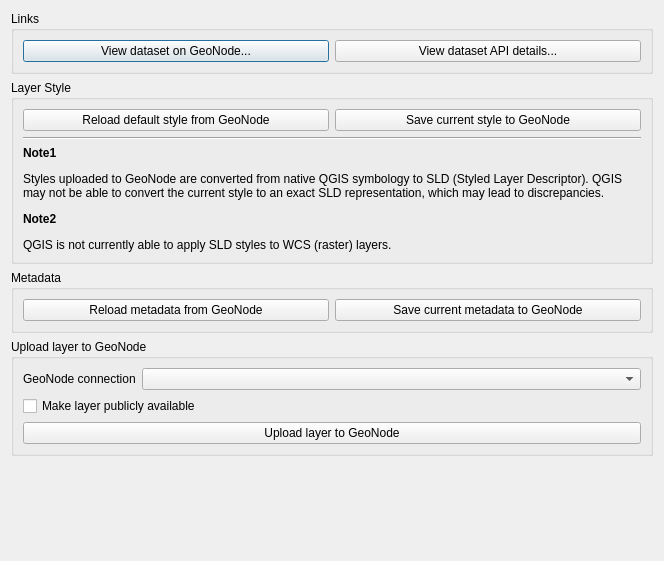
The window that src/qgis_geonode/ui/qgis_geonode_layer_dialog.ui (GeoNode/QGISGeoNodePlugin) describes before a commit, drawn with Qt 5.
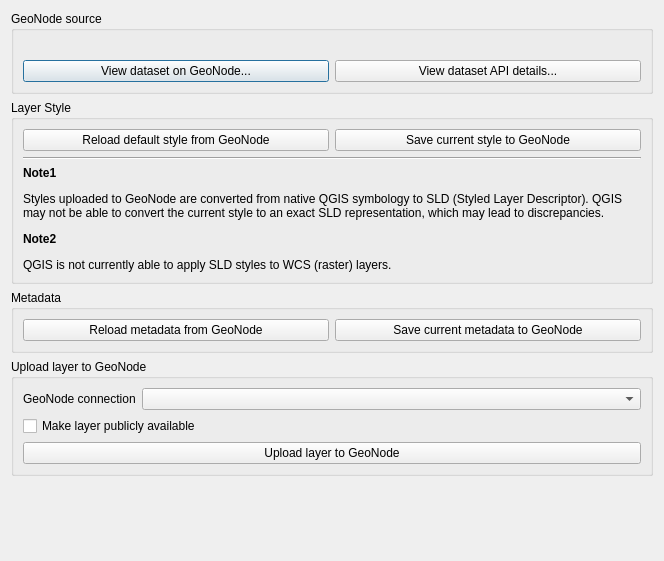
The same window after the commit. Custom widgets are drawn as their Qt base class.

Commit message: Remove upload section for layers loaded from a connection

```diff
--- a/src/qgis_geonode/ui/qgis_geonode_layer_dialog.ui
+++ b/src/qgis_geonode/ui/qgis_geonode_layer_dialog.ui
@@ -17,11 +17,23 @@
    <item>
     <widget class="QgsCollapsibleGroupBox" name="links_gb">
      <property name="title">
-      <string>Links</string>
+      <string>GeoNode source</string>
      </property>
      <property name="collapsed">
       <bool>false</bool>
      </property>
+     <layout class="QVBoxLayout" name="verticalLayout_5">
+      <item>
+       <widget class="QLabel" name="source_connection_la">
+        <property name="text">
+         <string/>
+        </property>
+        <property name="wordWrap">
+         <bool>true</bool>
+        </property>
+       </widget>
+      </item>
+      <item>
      <layout class="QHBoxLayout" name="horizontalLayout_2">
       <item>
        <widget class="QPushButton" name="open_detail_url_pb">
@@ -36,6 +48,8 @@
          <string>View dataset API details...</string>
         </property>
        </widget>
+        </item>
+       </layout>
       </item>
      </layout>
     </widget>
```
Lines whose indentation alone changed are shown as unchanged. The commit also changes 1 other file.
